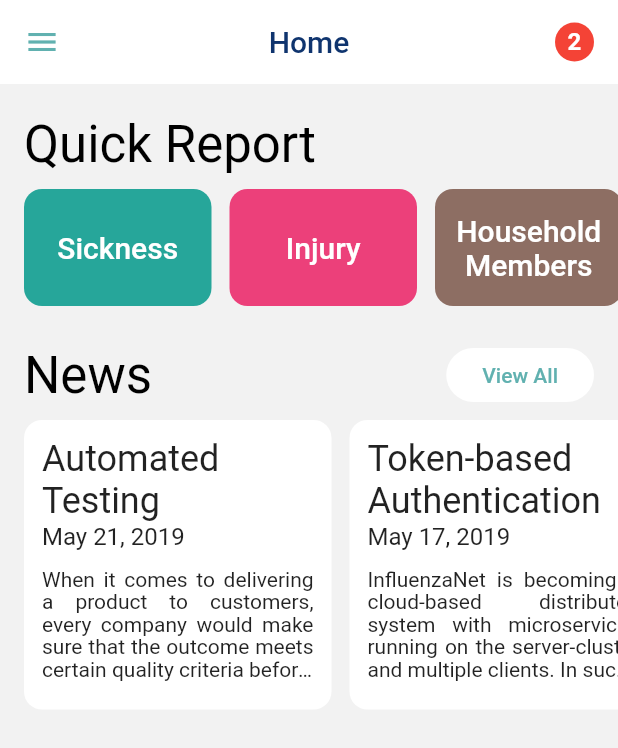
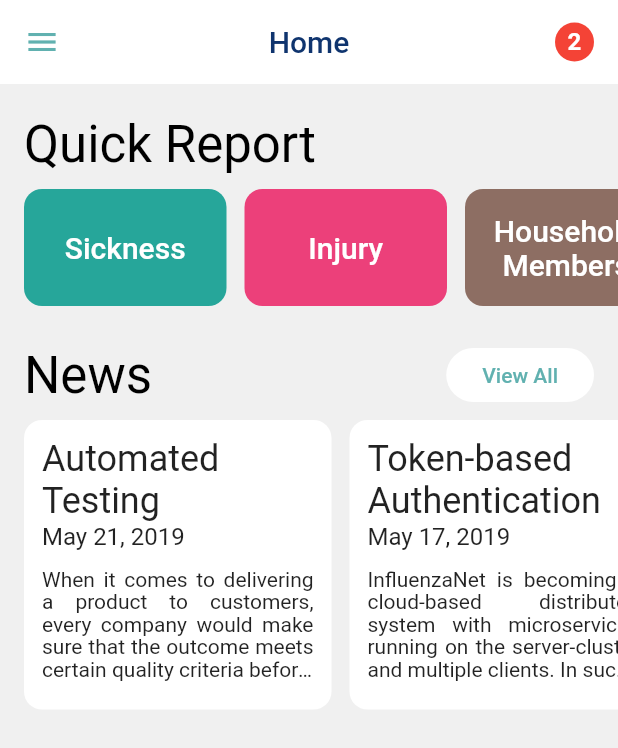
Before and after one commit to influenzanet/app, a Flutter app: the HomePage widget shown alone on an empty page, opened directly, on a phone screen of 412 x 824 dp. Shown: the top 748 px of the screen. Run offline on Flutter 3.47's test engine with Material 2 defaults, Android fonts, the light colour scheme and no system bars; our stand-ins replace circular_check_box.

Commit message:
Small style updates to improve readability on all platforms.

```diff
--- a/lib/ui/common/themes/influenzanet-theme.dart
+++ b/lib/ui/common/themes/influenzanet-theme.dart
@@ -61,7 +61,7 @@ class ThemeElements {
   static const Color accentColorLight = const Color(0xff93e3e2);
   static const Color accentColorDark = const Color(0xff2d8181);
 
-  static const Color canvasColor = const Color(0xfff2f2f2);
+  static const Color canvasColor = const Color(0xfff0f0f0);
 
   static const TextStyle displayTextStyle = TextStyle(color: Colors.black);
   static const TextStyle bigButtonTextStyle = TextStyle(fontSize: 20.0);
--- a/lib/ui/main/home/home-page.dart
+++ b/lib/ui/main/home/home-page.dart
@@ -41,7 +41,7 @@ class HomePage extends ListPage {
       child: ThemedCard(
         color: color[400],
         splashColor: color[700],
-        width: 125,
+        width: 135,
         height: 90,
         onTap: () {},
         child: Padding(
```
